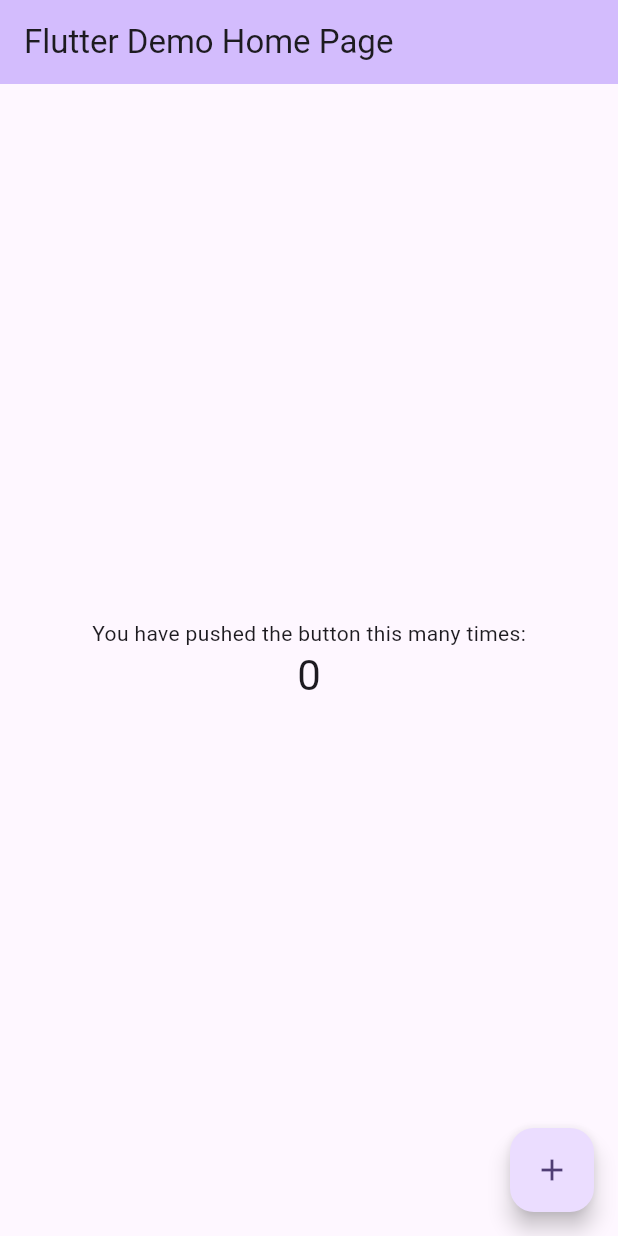
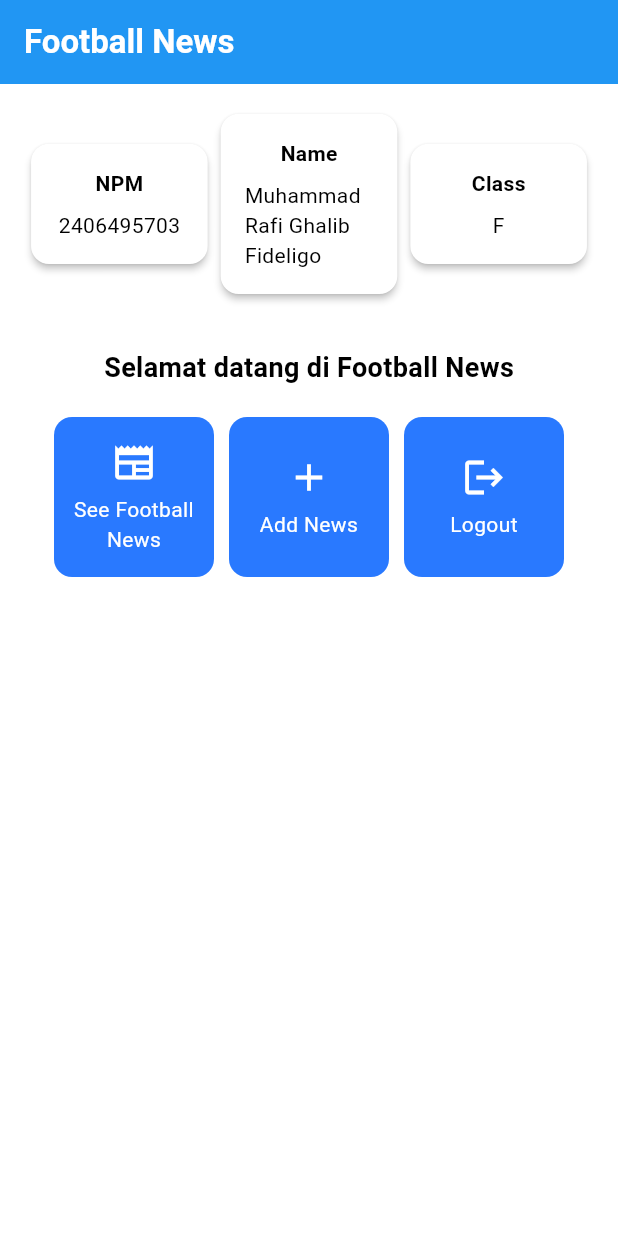
Before and after one commit to fideligo/football-news-mobile, a Flutter app: the screen it shows after launch, on a phone screen of 412 x 824 dp. Run offline on Flutter 3.47's test engine with Material 3 defaults, Android fonts, the phone set to English and light mode, and no system bars.

Commit message:
tutorial 6

```diff
--- a/lib/main.dart
+++ b/lib/main.dart
@@ -1,4 +1,5 @@
 import 'package:flutter/material.dart';
+import 'menu.dart';
 
 void main() {
   runApp(const MyApp());
@@ -28,95 +29,10 @@ class MyApp extends StatelessWidget {
         //
         // This works for code too, not just values: Most code changes can be
         // tested with just a hot reload.
-        colorScheme: ColorScheme.fromSeed(seedColor: Colors.deepPurple),
+        colorScheme: ColorScheme.fromSwatch(primarySwatch: Colors.blue)
+            .copyWith(secondary: Colors.blueAccent[400]),
       ),
-      home: const MyHomePage(title: 'Flutter Demo Home Page'),
+      home: MyHomePage(),
     );
   }
 }
-
-class MyHomePage extends StatefulWidget {
-  const MyHomePage({super.key, required this.title});
-
-  // This widget is the home page of your application. It is stateful, meaning
-  // that it has a State object (defined below) that contains fields that affect
-  // how it looks.
-
-  // This class is the configuration for the state. It holds the values (in this
-  // case the title) provided by the parent (in this case the App widget) and
-  // used by the build method of the State. Fields in a Widget subclass are
-  // always marked "final".
-
-  final String title;
-
-  @override
-  State<MyHomePage> createState() => _MyHomePageState();
-}
-
-class _MyHomePageState extends State<MyHomePage> {
-  int _counter = 0;
-
-  void _incrementCounter() {
-    setState(() {
-      // This call to setState tells the Flutter framework that something has
-      // changed in this State, which causes it to rerun the build method below
-      // so that the display can reflect the updated values. If we changed
-      // _counter without calling setState(), then the build method would not be
-      // called again, and so nothing would appear to happen.
-      _counter++;
-    });
-  }
-
-  @override
-  Widget build(BuildContext context) {
-    // This method is rerun every time setState is called, for instance as done
-    // by the _incrementCounter method above.
-    //
-    // The Flutter framework has been optimized to make rerunning build methods
-    // fast, so that you can just rebuild anything that needs updating rather
-    // than having to individually change instances of widgets.
-    return Scaffold(
-      appBar: AppBar(
-        // TRY THIS: Try changing the color here to a specific color (to
-        // Colors.amber, perhaps?) and trigger a hot reload to see the AppBar
-        // change color while the other colors stay the same.
-        backgroundColor: Theme.of(context).colorScheme.inversePrimary,
-        // Here we take the value from the MyHomePage object that was created by
-        // the App.build method, and use it to set our appbar title.
-        title: Text(widget.title),
-      ),
-      body: Center(
-        // Center is a layout widget. It takes a single child and positions it
-        // in the middle of the parent.
-        child: Column(
-          // Column is also a layout widget. It takes a list of children and
-          // arranges them vertically. By default, it sizes itself to fit its
-          // children horizontally, and tries to be as tall as its parent.
-          //
-          // Column has various properties to control how it sizes itself and
-          // how it positions its children. Here we use mainAxisAlignment to
-          // center the children vertically; the main axis here is the vertical
-          // axis because Columns are vertical (the cross axis would be
-          // horizontal).
-          //
-          // TRY THIS: Invoke "debug painting" (choose the "Toggle Debug Paint"
-          // action in the IDE, or press "p" in the console), to see the
-          // wireframe for each widget.
-          mainAxisAlignment: MainAxisAlignment.center,
-          children: <Widget>[
-            const Text('You have pushed the button this many times:'),
-            Text(
-              '$_counter',
-              style: Theme.of(context).textTheme.headlineMedium,
-            ),
-          ],
-        ),
-      ),
-      floatingActionButton: FloatingActionButton(
-        onPressed: _incrementCounter,
-        tooltip: 'Increment',
-        child: const Icon(Icons.add),
-      ), // This trailing comma makes auto-formatting nicer for build methods.
-    );
-  }
-}
--- /dev/null
+++ b/lib/menu.dart
@@ -0,0 +1,182 @@
+import 'package:flutter/material.dart';
+
+class MyHomePage extends StatelessWidget {
+  const MyHomePage({super.key});
+
+  @override
+  Widget build(BuildContext context) {
+
+    final String nama = "Muhammad Rafi Ghalib Fideligo";
+    final String npm = "2406495703";
+    final String kelas = "F";
+
+    final List<ItemHomepage> items = [
+      ItemHomepage("See Football News", Icons.newspaper),
+      ItemHomepage("Add News", Icons.add),
+      ItemHomepage("Logout", Icons.logout),
+    ];
+
+    return Scaffold(
+      // AppBar adalah bagian atas halaman yang menampilkan judul.
+      appBar: AppBar(
+        // Judul aplikasi "Football News" dengan teks putih dan tebal.
+        title: const Text(
+          'Football News',
+          style: TextStyle(
+            color: Colors.white,
+            fontWeight: FontWeight.bold,
+          ),
+        ),
+        // Warna latar belakang AppBar diambil dari skema warna tema aplikasi.
+        backgroundColor: Theme.of(context).colorScheme.primary,
+      ),
+      // Body halaman dengan padding di sekelilingnya.
+      body: Padding(
+        padding: const EdgeInsets.all(16.0),
+        // Menyusun widget secara vertikal dalam sebuah kolom.
+        child: Column(
+          crossAxisAlignment: CrossAxisAlignment.center,
+          children: [
+            // Row untuk menampilkan 3 InfoCard secara horizontal.
+            Row(
+              mainAxisAlignment: MainAxisAlignment.spaceEvenly,
+              children: [
+                InfoCard(title: 'NPM', content: npm),
+                InfoCard(title: 'Name', content: nama),
+                InfoCard(title: 'Class', content: kelas),
+              ],
+            ),
+
+            // Memberikan jarak vertikal 16 unit.
+            const SizedBox(height: 16.0),
+
+            // Menempatkan widget berikutnya di tengah halaman.
+            Center(
+              child: Column(
+                // Menyusun teks dan grid item secara vertikal.
+
+                children: [
+                  // Menampilkan teks sambutan dengan gaya tebal dan ukuran 18.
+                  const Padding(
+                    padding: EdgeInsets.only(top: 16.0),
+                    child: Text(
+                      'Selamat datang di Football News',
+                      style: TextStyle(
+                        fontWeight: FontWeight.bold,
+                        fontSize: 18.0,
+                      ),
+                    ),
+                  ),
+
+                  // Grid untuk menampilkan ItemCard dalam bentuk grid 3 kolom.
+                  GridView.count(
+                    primary: true,
+                    padding: const EdgeInsets.all(20),
+                    crossAxisSpacing: 10,
+                    mainAxisSpacing: 10,
+                    crossAxisCount: 3,
+                    // Agar grid menyesuaikan tinggi kontennya.
+                    shrinkWrap: true,
+
+                    // Menampilkan ItemCard untuk setiap item dalam list items.
+                    children: items.map((ItemHomepage item) {
+                      return ItemCard(item);
+                    }).toList(),
+                  ),
+                ],
+              ),
+            ),
+          ],
+        ),
+      ),
+    );
+  }
+}
+
+class InfoCard extends StatelessWidget {
+
+  final String title;
+  final String content;
+
+  const InfoCard({super.key, required this.title, required this.content});
+
+  @override
+  Widget build(BuildContext context) {
+    return Card(
+      elevation: 2.0,
+      child: Container(
+        width: MediaQuery.of(context).size.width / 3.5,
+        padding: const EdgeInsets.all(16.0),
+        child: Column(
+          children: [
+            Text(
+              title,
+              style: const TextStyle(fontWeight: FontWeight.bold),
+            ),
+            const SizedBox(height: 8.0,),
+            Text(content),
+          ],
+        )
+      ),
+    );
+  }
+}
+
+class ItemHomepage {
+  final String name;
+  final IconData icon;
+
+  ItemHomepage(this.name, this.icon);
+}
+
+class ItemCard extends StatelessWidget {
+
+  final ItemHomepage item;
+
+  const ItemCard(this.item, {super.key});
+
+  @override
+  Widget build(BuildContext context) {
+    return Material(
+      // Menentukan warna latar belakang dari tema aplikasi.
+      color: Theme.of(context).colorScheme.secondary,
+      // Membuat sudut kartu melengkung.
+      borderRadius: BorderRadius.circular(12),
+
+      child: InkWell(
+        // Aksi ketika kartu ditekan.
+        onTap: () {
+          // Menampilkan pesan SnackBar saat kartu ditekan.
+          ScaffoldMessenger.of(context)
+            ..hideCurrentSnackBar()
+            ..showSnackBar(
+                SnackBar(content: Text("Kamu telah menekan tombol ${item.name}!"))
+            );
+        },
+        // Container untuk menyimpan Icon dan Text
+        child: Container(
+          padding: const EdgeInsets.all(8),
+          child: Center(
+            child: Column(
+              // Menyusun ikon dan teks di tengah kartu.
+              mainAxisAlignment: MainAxisAlignment.center,
+              children: [
+                Icon(
+                  item.icon,
+                  color: Colors.white,
+                  size: 30.0,
+                ),
+                const Padding(padding: EdgeInsets.all(3)),
+                Text(
+                  item.name,
+                  textAlign: TextAlign.center,
+                  style: const TextStyle(color: Colors.white),
+                ),
+              ],
+            ),
+          ),
+        ),
+      ),
+    );
+  }
+}
```
